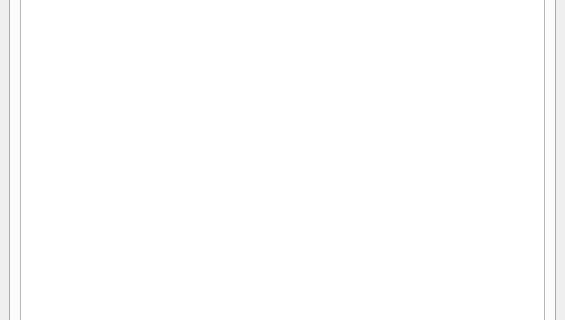
First picture: the form in ui_pdokservicesplugindockwidget.ui, repository rduivenvoorde/pdokservicesplugin, before the edit; both pictures show x 0 to 565 and y 258 to 578 of the 565 by 756 pixel window.
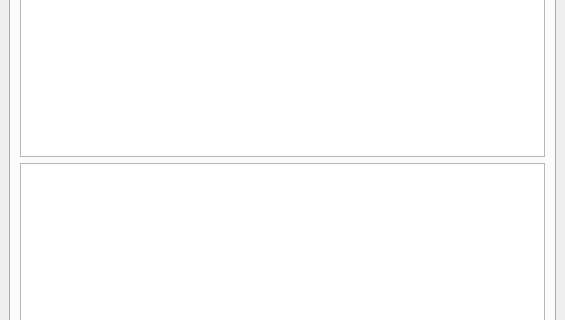
Second picture: the form after the edit. The open tabs and pages were chosen to show the change. Icons and pictures are not drawn.

Commit message: in dialog and widget use the suggest and lookup service AND show the object properties from the lookup

The edit to the form file:
```diff
--- a/ui_pdokservicesplugindockwidget.ui
+++ b/ui_pdokservicesplugindockwidget.ui
@@ -111,6 +111,9 @@
         <item row="2" column="0" colspan="3">
          <widget class="QTableView" name="geocoderResultView"/>
         </item>
+        <item row="3" column="0" colspan="3">
+         <widget class="QTextEdit" name="lookupinfo"/>
+        </item>
        </layout>
       </widget>
       <widget class="QWidget" name="tab_4">
```
Left out of the diff: 6 changed lines with no effect on the pictures. The commit also changes 6 other files.
